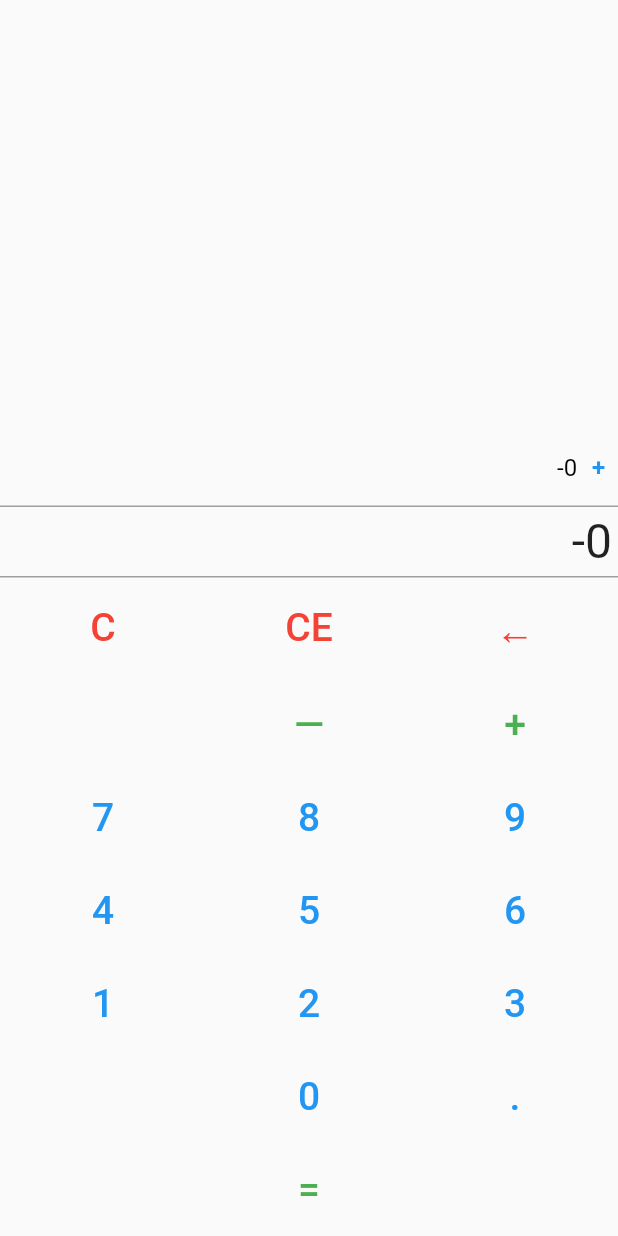
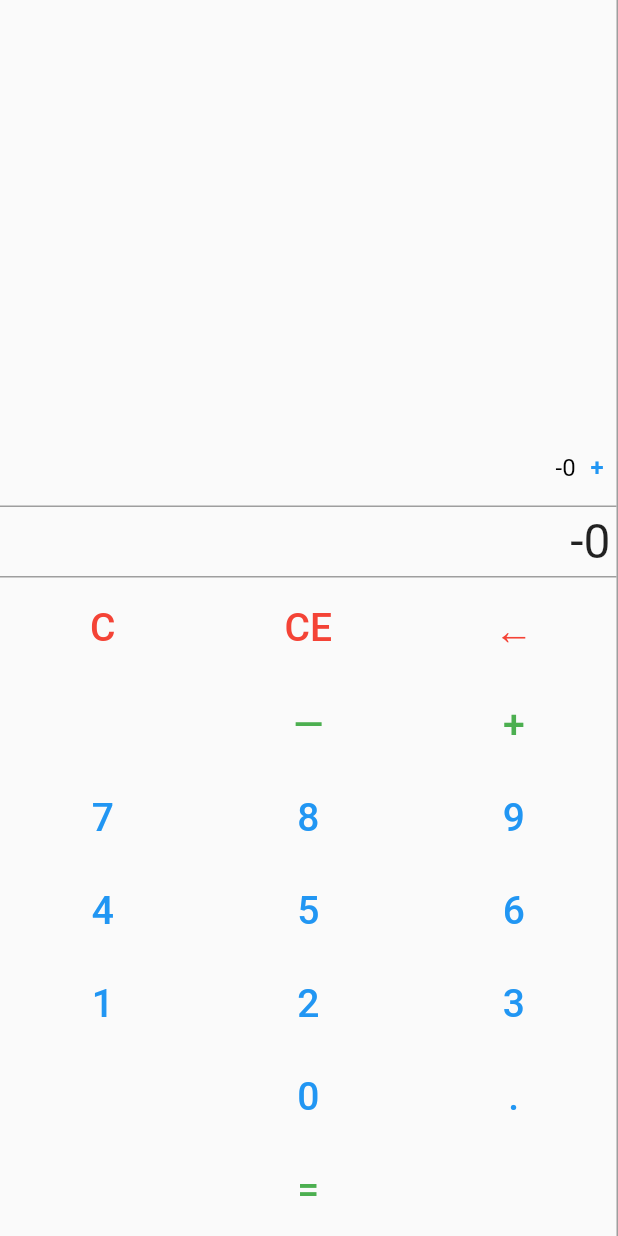
Before and after one commit to willherr/Cassandras10Key, a Flutter app: the screen it shows after launch, after a tap on an icon or button, on a phone screen of 412 x 824 dp. Run offline on Flutter 3.47's test engine with Material 2 defaults, Android fonts, the phone set to English and light mode, and no system bars; our stand-ins replace google_fonts.

Commit message:
Better tablet layout support

```diff
--- a/cassandras_10_key/lib/main.dart
+++ b/cassandras_10_key/lib/main.dart
@@ -1,3 +1,5 @@
+import 'dart:ui';
+
 import 'package:adding_machine/edit_history_dialog.dart';
 import 'package:adding_machine/history_model.dart';
 import 'package:flutter/material.dart';
@@ -6,7 +8,7 @@ import 'package:google_fonts/google_fonts.dart';
 
 import 'material_text_button.dart';
 
-void main() {
+Future<void> main() async {
   runApp(const MyApp());
 }
 
@@ -53,8 +55,31 @@ class _MyHomePageState extends State<MyHomePage> {
       ? _lastInput!
       : _currentDisplay;
 
+  bool get allowDualScreen =>
+      MediaQuery.of(context).orientation == Orientation.landscape &&
+          MediaQuery.of(context).displayFeatures.any((df) =>
+              df.type == DisplayFeatureType.fold ||
+              df.type == DisplayFeatureType.hinge) ||
+      MediaQuery.of(context).size.width > 500;
+
   @override
   Widget build(BuildContext context) {
+    return Scaffold(
+      key: _scaffold,
+      resizeToAvoidBottomInset: false,
+      body: SafeArea(
+        child: Row(
+          crossAxisAlignment: CrossAxisAlignment.end,
+          children: [
+            Expanded(child: _mainWidget()),
+            if (allowDualScreen) Expanded(child: _tapeWidget()),
+          ],
+        ),
+      ),
+    );
+  }
+
+  _mainWidget() {
     final clearButtons = [
       MaterialTextButton(
         "C",
@@ -113,27 +138,22 @@ class _MyHomePageState extends State<MyHomePage> {
       row.children.add(Expanded(child: buttons[i]));
     }
 
-    return Scaffold(
-      key: _scaffold,
-      resizeToAvoidBottomInset: false,
-      body: SafeArea(
-        child: Center(
+    return Center(
+      child: Container(
+        decoration: const BoxDecoration(
+          border: Border(
+            right: BorderSide(
+              width: 1,
+              color: Colors.grey,
+            ),
+          ),
+        ),
         child: Column(
           mainAxisAlignment: MainAxisAlignment.spaceBetween,
           crossAxisAlignment: CrossAxisAlignment.stretch,
           children: [
             Expanded(
-                child: GestureDetector(
-                  onLongPress: () => _onLongPressDisplay(context, true),
-                  child: SingleChildScrollView(
-                    reverse: true,
-                    child: Column(
-                      mainAxisAlignment: MainAxisAlignment.end,
-                      crossAxisAlignment: CrossAxisAlignment.end,
-                      children: _history.map((h) => h.widget).toList(),
-                    ),
-                  ),
-                ),
+              child: allowDualScreen ? Container() : _tapeWidget(),
             ),
             Column(
               mainAxisAlignment: MainAxisAlignment.start,
@@ -176,6 +196,19 @@ class _MyHomePageState extends State<MyHomePage> {
             ),
           ],
         ),
+      ),
+    );
+  }
+
+  _tapeWidget() {
+    return GestureDetector(
+      onLongPress: () => _onLongPressDisplay(context, true),
+      child: SingleChildScrollView(
+        reverse: true,
+        child: Column(
+          mainAxisAlignment: MainAxisAlignment.end,
+          crossAxisAlignment: CrossAxisAlignment.end,
+          children: _history.map((h) => h.widget).toList(),
         ),
       ),
     );
--- a/cassandras_10_key/pubspec.yaml
+++ b/cassandras_10_key/pubspec.yaml
@@ -16,7 +16,7 @@ publish_to: 'none' # Remove this line if you wish to publish to pub.dev
 # https://developer.apple.com/library/archive/documentation/General/Reference/InfoPlistKeyReference/Articles/CoreFoundationKeys.html
 # In Windows, build-name is used as the major, minor, and patch parts
 # of the product and file versions while build-number is used as the build suffix.
-version: 1.0.0+4
+version: 1.0.0+5
 
 environment:
   sdk: '>=2.19.6 <3.0.0'
```
Also changed, not shown: 1 other file. Lines whose indentation alone changed are shown as unchanged.
